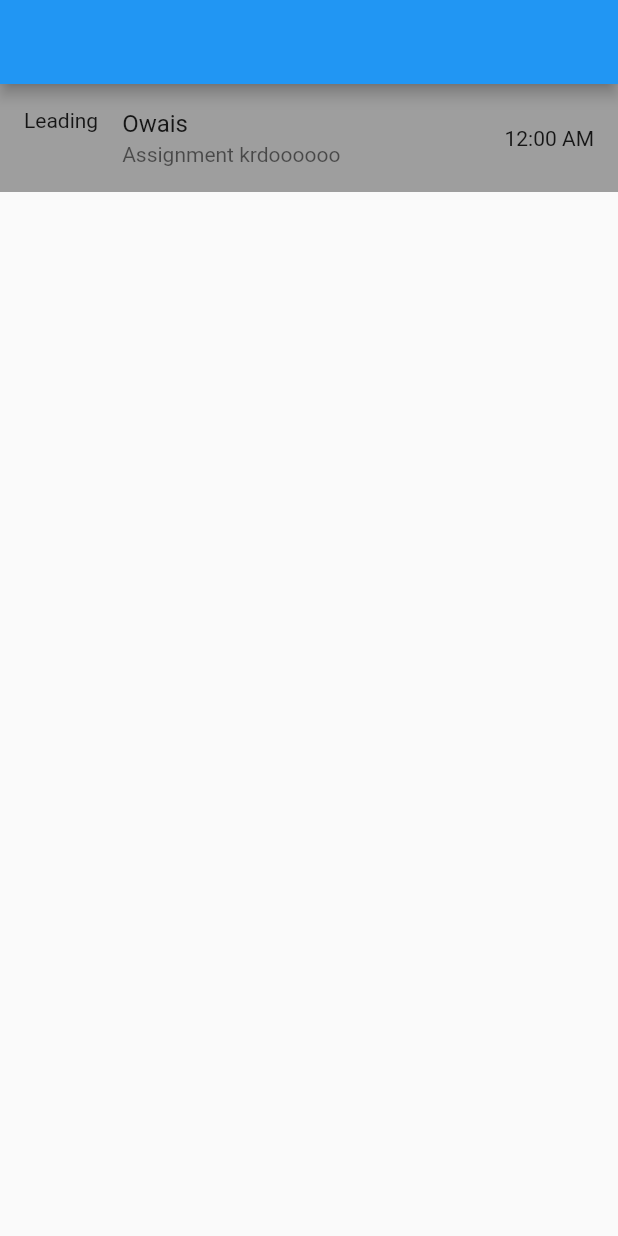
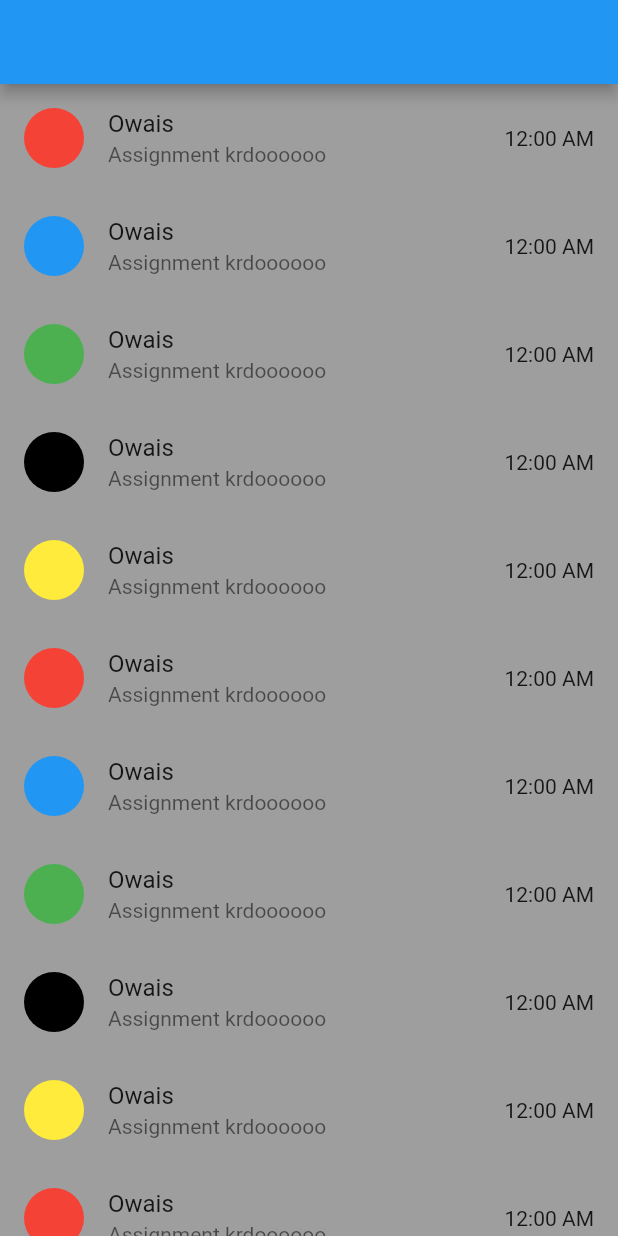
Before and after one commit to codewithowais/customWidgets-listTile-chatscreen, a Flutter app: the screen it shows after launch, on a phone screen of 412 x 824 dp. Run offline on Flutter 3.47's test engine with Material 2 defaults, Android fonts, the phone set to English and light mode, and no system bars.

Commit message:
class code

```diff
--- /dev/null
+++ b/lib/custom_widgets/custom_chat_widget.dart
@@ -0,0 +1,15 @@
+import 'package:flutter/material.dart';
+
+customChatWidget(name, msg, time, color) {
+  return ListTile(
+    tileColor: Colors.grey,
+    leading: CircleAvatar(
+      backgroundColor: color,
+      radius: 20,
+    ),
+    title: Text("$name"),
+    subtitle: Text("$msg"),
+    trailing: Text("$time"),
+    // trailing: Icon(Icons.check),
+  );
+}
--- a/lib/views/chat_view.dart
+++ b/lib/views/chat_view.dart
@@ -1,4 +1,5 @@
 import 'package:flutter/material.dart';
+import 'package:second_class/custom_widgets/custom_chat_widget.dart';
 
 class ChatView extends StatelessWidget {
   const ChatView({super.key});
@@ -8,14 +9,37 @@ class ChatView extends StatelessWidget {
     return Scaffold(
       appBar: AppBar(),
       body: ListView(
-        children: const [
-          ListTile(
-            tileColor: Colors.grey,
-            leading: Text("Leading"),
-            title: Text("Owais"),
-            subtitle: Text("Assignment krdoooooo"),
-            trailing: Text("12:00 AM"),
-          ),
+        children: [
+          customChatWidget(
+              "Owais", "Assignment krdoooooo", "12:00 AM", Colors.red),
+          customChatWidget(
+              "Owais", "Assignment krdoooooo", "12:00 AM", Colors.blue),
+          customChatWidget(
+              "Owais", "Assignment krdoooooo", "12:00 AM", Colors.green),
+          customChatWidget(
+              "Owais", "Assignment krdoooooo", "12:00 AM", Colors.black),
+          customChatWidget(
+              "Owais", "Assignment krdoooooo", "12:00 AM", Colors.yellow),
+          customChatWidget(
+              "Owais", "Assignment krdoooooo", "12:00 AM", Colors.red),
+          customChatWidget(
+              "Owais", "Assignment krdoooooo", "12:00 AM", Colors.blue),
+          customChatWidget(
+              "Owais", "Assignment krdoooooo", "12:00 AM", Colors.green),
+          customChatWidget(
+              "Owais", "Assignment krdoooooo", "12:00 AM", Colors.black),
+          customChatWidget(
+              "Owais", "Assignment krdoooooo", "12:00 AM", Colors.yellow),
+          customChatWidget(
+              "Owais", "Assignment krdoooooo", "12:00 AM", Colors.red),
+          customChatWidget(
+              "Owais", "Assignment krdoooooo", "12:00 AM", Colors.blue),
+          customChatWidget(
+              "Owais", "Assignment krdoooooo", "12:00 AM", Colors.green),
+          customChatWidget(
+              "Owais", "Assignment krdoooooo", "12:00 AM", Colors.black),
+          customChatWidget(
+              "Owais", "Assignment krdoooooo", "12:00 AM", Colors.yellow),
         ],
       ),
     );
```
